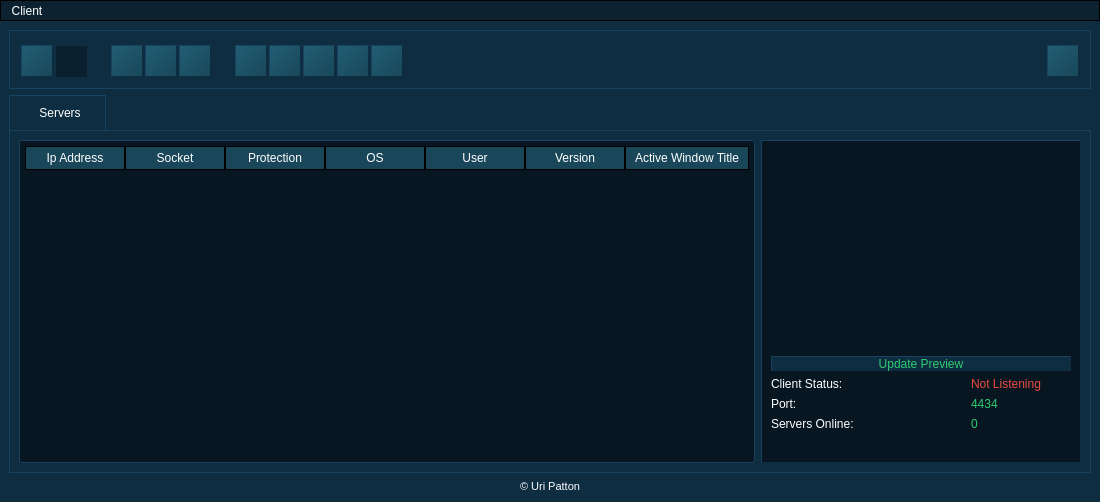
5l1v3r1/Moderat, file source/gui.ui: the form before one commit.
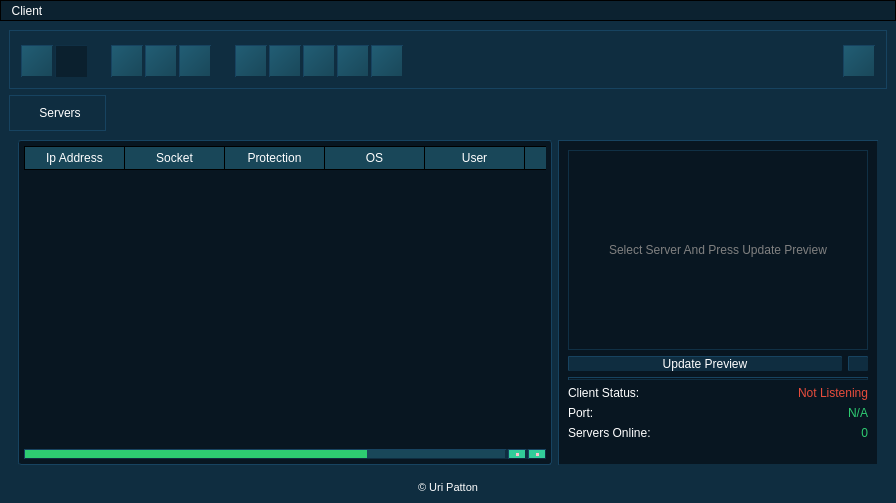
The form after the commit. Icons and pictures are not drawn.

Diff of the .ui file:
```diff
--- a/source/gui.ui
+++ b/source/gui.ui
@@ -6,8 +6,8 @@
    <rect>
     <x>0</x>
     <y>0</y>
-    <width>1100</width>
-    <height>502</height>
+    <width>896</width>
+    <height>503</height>
    </rect>
   </property>
   <property name="windowTitle">
@@ -815,7 +815,6 @@
   width: 70%;
   border: 1px ridge;
   border-color: #0F2D40;
-  border-bottom: none;
  }
 
  QTabBar::tab:selected {
@@ -833,6 +832,7 @@
     border-color: #0F2D40;
 	background-color: #194759;
 	background-position: center;
+border: none;
       }</string>
       </property>
       <property name="currentIndex">
@@ -854,8 +854,9 @@
 	background-color: #194759;
     padding: 2px;
     color: white;
-	font: 9pt &quot;MS Shell Dlg 2&quot;;
+	font: 75 8pt &quot;MS Shell Dlg 2&quot;;
 	border: 1px ridge;
+	border-right: none;
 }
 
 QTableWidget#serversTable {
@@ -984,14 +985,17 @@
           <property name="flat">
            <bool>false</bool>
           </property>
-          <layout class="QGridLayout" name="gridLayout_6">
-           <item row="1" column="0" colspan="4">
-            <widget class="QPushButton" name="updatePreviewButton">
-             <property name="styleSheet">
-              <string notr="true">QPushButton#updatePreviewButton {
+          <layout class="QGridLayout" name="gridLayout_3">
+           <item row="1" column="0" colspan="2">
+            <layout class="QHBoxLayout" name="horizontalLayout_2">
+             <item>
+              <widget class="QPushButton" name="updatePreviewButton">
+               <property name="styleSheet">
+                <string notr="true">QPushButton#updatePreviewButton {
             border-bottom: none;
 			background-color: #0F2D40;
 			border-radius: 1px;
+			color: white;
             }
 
 QPushButton#updatePreviewButton:pressed {
@@ -1006,23 +1010,74 @@
 			color: grey;
             border-color: #0B202E;
             }</string>
-             </property>
-             <property name="text">
-              <string>Update Preview</string>
-             </property>
-             <property name="icon">
-              <iconset resource="res.qrc">
-               <normaloff>:/icons/assets/refresh.png</normaloff>:/icons/assets/refresh.png</iconset>
-             </property>
-             <property name="iconSize">
-              <size>
-               <width>14</width>
-               <height>14</height>
-              </size>
-             </property>
-            </widget>
+               </property>
+               <property name="text">
+                <string>Update Preview</string>
+               </property>
+               <property name="icon">
+                <iconset resource="res.qrc">
+                 <normaloff>:/icons/assets/refresh.png</normaloff>:/icons/assets/refresh.png</iconset>
+               </property>
+               <property name="iconSize">
+                <size>
+                 <width>14</width>
+                 <height>14</height>
+                </size>
+               </property>
+              </widget>
+             </item>
+             <item>
+              <widget class="QPushButton" name="remoteDesktopButton2">
+               <property name="minimumSize">
+                <size>
+                 <width>20</width>
+                 <height>0</height>
+                </size>
+               </property>
+               <property name="maximumSize">
+                <size>
+                 <width>20</width>
+                 <height>20</height>
+                </size>
+               </property>
+               <property name="styleSheet">
+                <string notr="true">QPushButton#remoteDesktopButton2 {
+            border-bottom: none;
+			background-color: #0F2D40;
+			border-radius: 1px;
+            }
+
+QPushButton#remoteDesktopButton2:pressed {
+            background: #0B202E;
+            border: 1px outset;
+            border-color: #0B202E;
+            }
+
+QPushButton#remoteDesktopButton2:disabled {
+            background: #0B202E;
+            border: 1px outset;
+			color: grey;
+            border-color: #0B202E;
+            }</string>
+               </property>
+               <property name="text">
+                <string/>
+               </property>
+               <property name="icon">
+                <iconset resource="res.qrc">
+                 <normaloff>:/icons/assets/mdesktop.png</normaloff>:/icons/assets/mdesktop.png</iconset>
+               </property>
+               <property name="iconSize">
+                <size>
+                 <width>14</width>
+                 <height>14</height>
+                </size>
+               </property>
+              </widget>
+             </item>
+            </layout>
            </item>
-           <item row="0" column="0" colspan="3">
+           <item row="0" column="0" colspan="2">
             <widget class="QLabel" name="previewLabel">
              <property name="minimumSize">
               <size>
@@ -1037,18 +1092,61 @@
               </size>
              </property>
              <property name="styleSheet">
-              <string notr="true">background-image: url(:/icons/assets/monitor.png);
-background-repeat: none;
-padding-left: 10px;
-padding-top: 10px;
-border: none;</string>
+              <string notr="true">color: grey;
+border: 1px ridge;
+border-color: #0B202E;
+font: 7pt &quot;MS Shell Dlg 2&quot;;</string>
              </property>
              <property name="text">
-              <string/>
+              <string>Select Server And Press Update Preview</string>
+             </property>
+             <property name="alignment">
+              <set>Qt::AlignCenter</set>
+             </property>
+            </widget>
+           </item>
+           <item row="3" column="1">
+            <widget class="QLabel" name="statusLabel">
+             <property name="styleSheet">
+              <string notr="true">border: none;
+color: #e74c3c;
+font: 8pt &quot;MS Shell Dlg 2&quot;;</string>
+             </property>
+             <property name="text">
+              <string>Not Listening</string>
+             </property>
+             <property name="alignment">
+              <set>Qt::AlignRight|Qt::AlignTrailing|Qt::AlignVCenter</set>
              </property>
             </widget>
            </item>
            <item row="4" column="0">
+            <widget class="QLabel" name="portTextLabel">
+             <property name="styleSheet">
+              <string notr="true">border: none; 
+color: white;
+font: 8pt &quot;MS Shell Dlg 2&quot;;</string>
+             </property>
+             <property name="text">
+              <string>Port:</string>
+             </property>
+            </widget>
+           </item>
+           <item row="4" column="1">
+            <widget class="QLabel" name="portLabel">
+             <property name="styleSheet">
+              <string notr="true">border: none;
+font: 8pt &quot;MS Shell Dlg 2&quot;;</string>
+             </property>
+             <property name="text">
+              <string>N/A</string>
+             </property>
+             <property name="alignment">
+              <set>Qt::AlignRight|Qt::AlignTrailing|Qt::AlignVCenter</set>
+             </property>
+            </widget>
+           </item>
+           <item row="5" column="0">
             <widget class="QLabel" name="serversOnlineStatus">
              <property name="styleSheet">
               <string notr="true">border: none; 
@@ -1060,19 +1158,7 @@
              </property>
             </widget>
            </item>
-           <item row="2" column="0">
-            <widget class="QLabel" name="clientStatusLabel">
-             <property name="styleSheet">
-              <string notr="true">border: none; 
-color: white;
-font: 8pt &quot;MS Shell Dlg 2&quot;;</string>
-             </property>
-             <property name="text">
-              <string>Client Status: </string>
-             </property>
-            </widget>
-           </item>
-           <item row="4" column="2">
+           <item row="5" column="1">
             <widget class="QLabel" name="onlineStatus">
              <property name="styleSheet">
               <string notr="true">border: none;
@@ -1081,9 +1167,24 @@
              <property name="text">
               <string>0</string>
              </property>
+             <property name="alignment">
+              <set>Qt::AlignRight|Qt::AlignTrailing|Qt::AlignVCenter</set>
+             </property>
             </widget>
            </item>
-           <item row="5" column="0" colspan="4">
+           <item row="3" column="0">
+            <widget class="QLabel" name="clientStatusLabel">
+             <property name="styleSheet">
+              <string notr="true">border: none; 
+color: white;
+font: 8pt &quot;MS Shell Dlg 2&quot;;</string>
+             </property>
+             <property name="text">
+              <string>Client Status: </string>
+             </property>
+            </widget>
+           </item>
+           <item row="6" column="0" colspan="2">
             <spacer name="verticalSpacer">
              <property name="orientation">
               <enum>Qt::Vertical</enum>
@@ -1096,38 +1197,10 @@
              </property>
             </spacer>
            </item>
-           <item row="3" column="0">
-            <widget class="QLabel" name="portTextLabel">
-             <property name="styleSheet">
-              <string notr="true">border: none; 
-color: white;
-font: 8pt &quot;MS Shell Dlg 2&quot;;</string>
-             </property>
-             <property name="text">
-              <string>Port:</string>
-             </property>
-            </widget>
-           </item>
-           <item row="2" column="2">
-            <widget class="QLabel" name="statusLabel">
-             <property name="styleSheet">
-              <string notr="true">border: none;
-color: #e74c3c;
-font: 8pt &quot;MS Shell Dlg 2&quot;;</string>
-             </property>
-             <property name="text">
-              <string>Not Listening</string>
-             </property>
-            </widget>
-           </item>
-           <item row="3" column="2">
-            <widget class="QLabel" name="portLabel">
-             <property name="styleSheet">
-              <string notr="true">border: none;
-font: 8pt &quot;MS Shell Dlg 2&quot;;</string>
-             </property>
-             <property name="text">
-              <string>4434</string>
+           <item row="2" column="0" colspan="2">
+            <widget class="Line" name="line_3">
+             <property name="orientation">
+              <enum>Qt::Horizontal</enum>
              </property>
             </widget>
            </item>
@@ -1145,7 +1218,7 @@
     <rect>
      <x>0</x>
      <y>0</y>
-     <width>1100</width>
+     <width>896</width>
      <height>24</height>
     </rect>
    </property>
```
